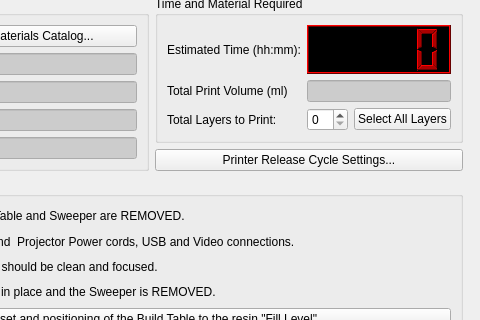
The window that B9Creator/dlgprintprep.ui (B9Creations/B9Creator) describes before a commit, drawn with Qt 5; both pictures show x 278 to 758 and y 168 to 488 of the 758 by 601 pixel window.
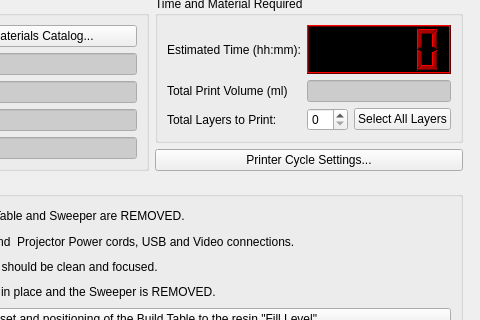
The same window after the commit.

Diff of the .ui file:
```diff
--- a/B9Creator/dlgprintprep.ui
+++ b/B9Creator/dlgprintprep.ui
@@ -1295,7 +1295,7 @@
       <string>Open the Release Cycle Dialog</string>
      </property>
      <property name="text">
-      <string>Printer Release Cycle Settings...</string>
+      <string>Printer Cycle Settings...</string>
      </property>
     </widget>
    </item>
```
